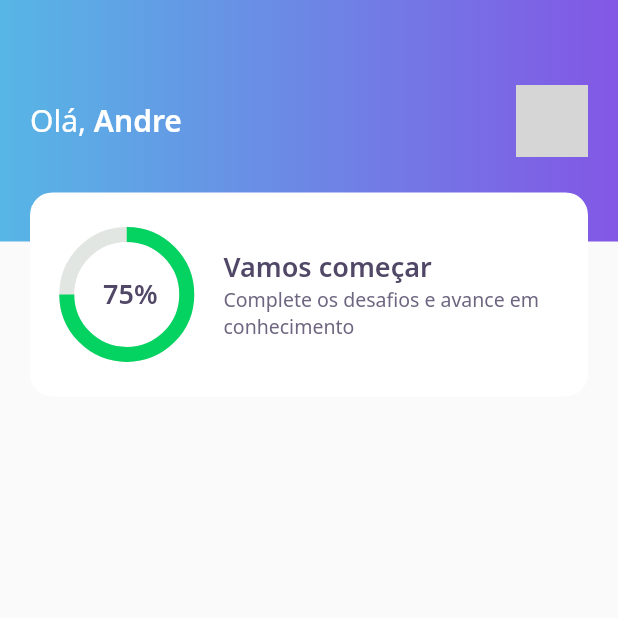
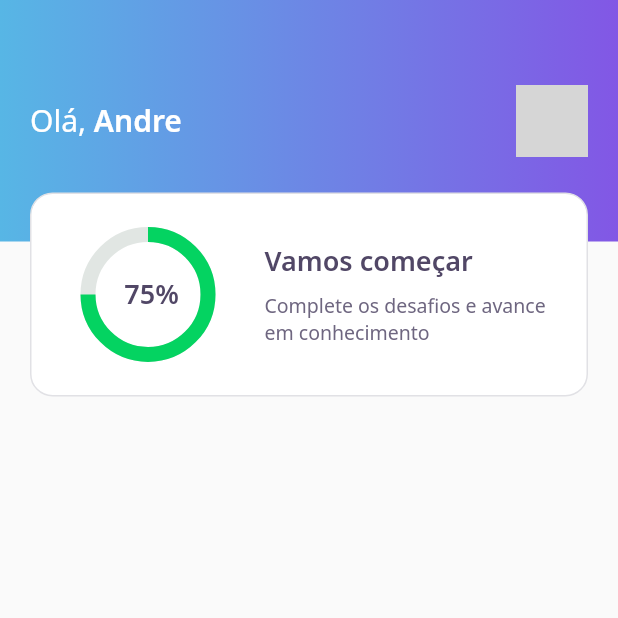
Before and after one commit to andrempeixoto/flutter_devquiz, a Flutter app: the screen it shows after launch, on a phone screen of 412 x 824 dp, the top half of it. Run offline on Flutter 3.47's test engine with Material 2 defaults, Android fonts, the phone set to English and light mode, and no system bars; our stand-ins replace google_fonts; network calls fail; grey boxes are pictures that could not be loaded.

Commit message:
Updates ScoreCardWidget's layout

```diff
--- a/lib/home/widgets/score_card/score_card_widget.dart
+++ b/lib/home/widgets/score_card/score_card_widget.dart
@@ -12,6 +12,7 @@ class ScoreCardWidget extends StatelessWidget {
         height: 136,
         decoration: BoxDecoration(
           color: AppColors.white,
+          border: Border.all(color: AppColors.border),
           borderRadius: BorderRadius.circular(15),
         ),
         child: Padding(
@@ -24,7 +25,7 @@ class ScoreCardWidget extends StatelessWidget {
                 child: ChartWidget(),
               ),
               Expanded(
-                flex: 3,
+                flex: 2,
                 child: Padding(
                   padding: EdgeInsets.only(left: 24),
                   child: Column(
@@ -32,6 +33,7 @@ class ScoreCardWidget extends StatelessWidget {
                     crossAxisAlignment: CrossAxisAlignment.start,
                     children: [
                       Text('Vamos começar', style: AppTextStyles.heading),
+                      SizedBox(height: 8),
                       Text('Complete os desafios e avance em conhecimento',
                           style: AppTextStyles.body),
                     ],
```
